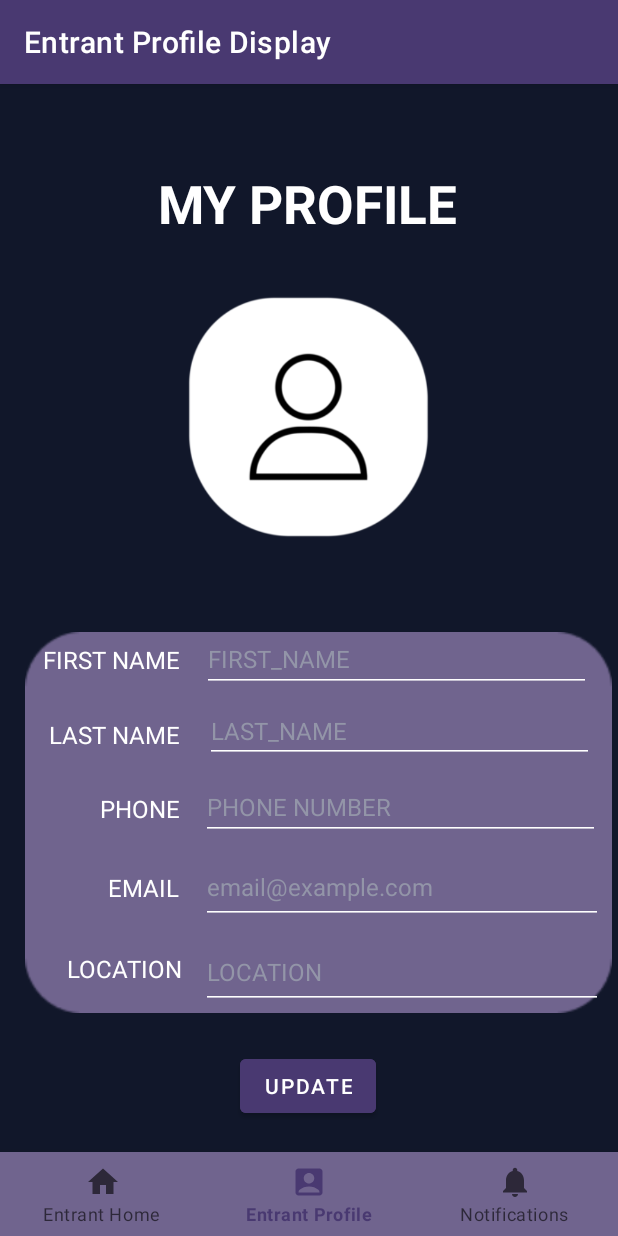
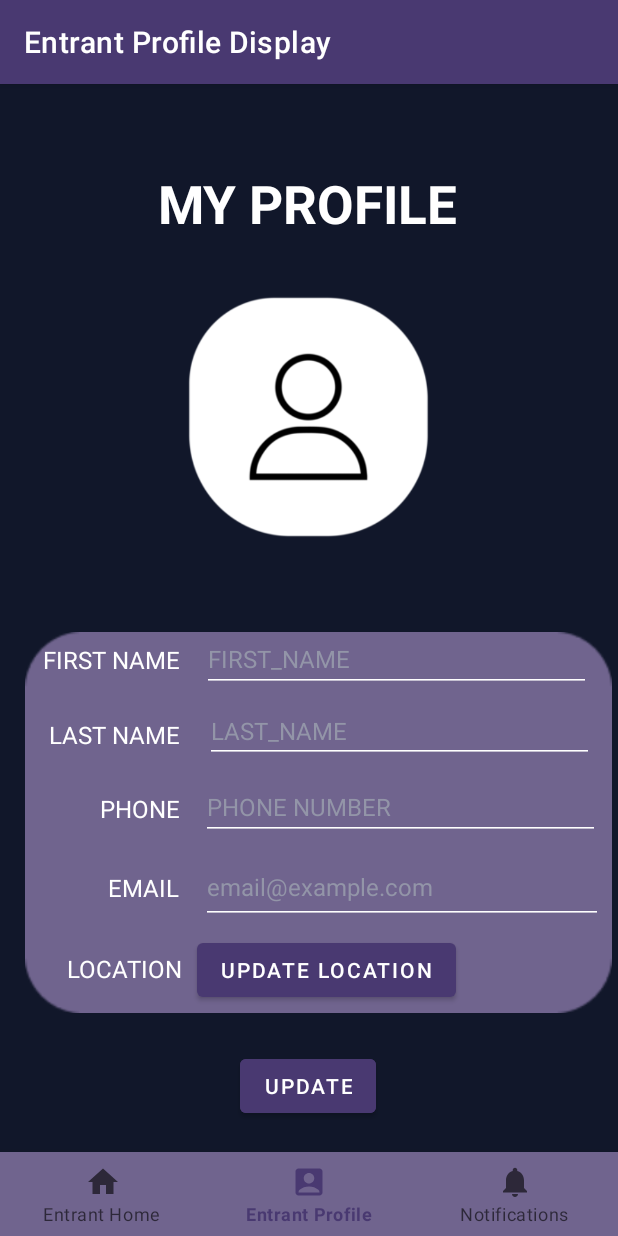
Before and after one commit to CMPUT301F24-zephyr/zephyr-main-repo, an Android app: the EntrantProfileDisplayFragment screen opened through its navigation route, on a phone screen of 412 x 824 dp. Run offline under Robolectric (Android 15) with nearby library versions, the light colour scheme and no system bars; our stand-ins replace Firebase (no records; nobody signed in at launch, a user with empty details on screens opened directly), navigation-ui; pictures from the network do not load.

Commit message:
changed profiledisplay xml to be a button for location

```diff
--- a/app/src/main/java/com/example/plannet/ui/entrantprofile/EntrantProfileDisplayFragment.java
+++ b/app/src/main/java/com/example/plannet/ui/entrantprofile/EntrantProfileDisplayFragment.java
@@ -77,20 +77,20 @@ public class EntrantProfileDisplayFragment extends Fragment{
             binding.phoneEdit.setText((String) entrantInfo.get("phone"));
             binding.emailEdit.setText((String) entrantInfo.get("email"));
 
-            // Handle latitude and longitude safely
-            Object latitudeObj = entrantInfo.get("latitude");
-            Object longitudeObj = entrantInfo.get("longitude");
-
-            if (latitudeObj instanceof Double && longitudeObj instanceof Double) {
-                double latitude = (Double) latitudeObj;
-                double longitude = (Double) longitudeObj;
-
-                // Set the location field to display the coordinates
-                binding.locationEdit.setText(latitude + ", " + longitude);
-            } else {
-                // Default message if location is unavailable
-                binding.locationEdit.setText("Location not available");
-            }
+//            // Handle latitude and longitude safely
+//            Object latitudeObj = entrantInfo.get("latitude");
+//            Object longitudeObj = entrantInfo.get("longitude");
+//
+//            if (latitudeObj instanceof Double && longitudeObj instanceof Double) {
+//                double latitude = (Double) latitudeObj;
+//                double longitude = (Double) longitudeObj;
+//
+//                // Set the location field to display the coordinates
+//                binding.locationEdit.setText(latitude + ", " + longitude);
+//            } else {
+//                // Default message if location is unavailable
+//                binding.locationEdit.setText("Location not available");
+//            }
 
             String profilePictureUrl = (String) entrantInfo.get("profilePictureUrl");
             if (profilePictureUrl != null) {
--- a/app/src/main/res/layout/entrant_profile_display.xml
+++ b/app/src/main/res/layout/entrant_profile_display.xml
@@ -177,23 +177,6 @@
         app:layout_constraintTop_toTopOf="@+id/info_background"
         app:layout_constraintVertical_bias="0.669" />
 
-    <EditText
-        android:id="@+id/location_edit"
-        android:layout_width="268dp"
-        android:layout_height="49dp"
-        android:backgroundTint="@color/white"
-        android:hint="LOCATION"
-        android:inputType="textEmailAddress"
-        android:textColor="@color/white"
-        android:textColorHint="@color/buttonGrey"
-        android:textSize="16sp"
-        app:layout_constraintBottom_toBottomOf="@+id/info_background"
-        app:layout_constraintEnd_toEndOf="@+id/info_background"
-        app:layout_constraintHorizontal_bias="0.951"
-        app:layout_constraintStart_toStartOf="@+id/info_background"
-        app:layout_constraintTop_toTopOf="@+id/info_background"
-        app:layout_constraintVertical_bias="0.892" />
-
     <ImageView
         android:id="@+id/imageView11"
         android:layout_width="238dp"
@@ -219,4 +202,16 @@
         app:layout_constraintTop_toBottomOf="@id/info_background"
         app:layout_constraintVertical_bias="0.0" />
 
+    <Button
+        android:id="@+id/button_get_location"
+        android:layout_width="wrap_content"
+        android:layout_height="wrap_content"
+        android:text="Update Location"
+        app:layout_constraintBottom_toBottomOf="@+id/info_background"
+        app:layout_constraintEnd_toEndOf="@+id/info_background"
+        app:layout_constraintHorizontal_bias="0.525"
+        app:layout_constraintStart_toStartOf="@+id/info_background"
+        app:layout_constraintTop_toTopOf="@+id/info_background"
+        app:layout_constraintVertical_bias="0.886" />
+
 </androidx.constraintlayout.widget.ConstraintLayout>
```
